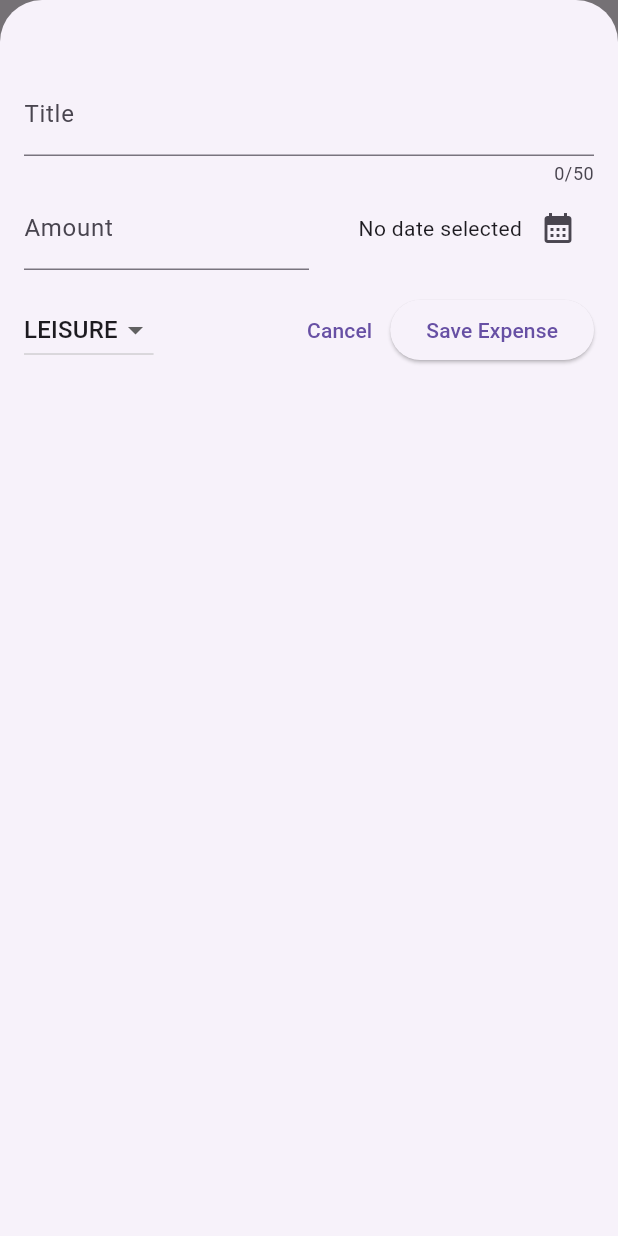
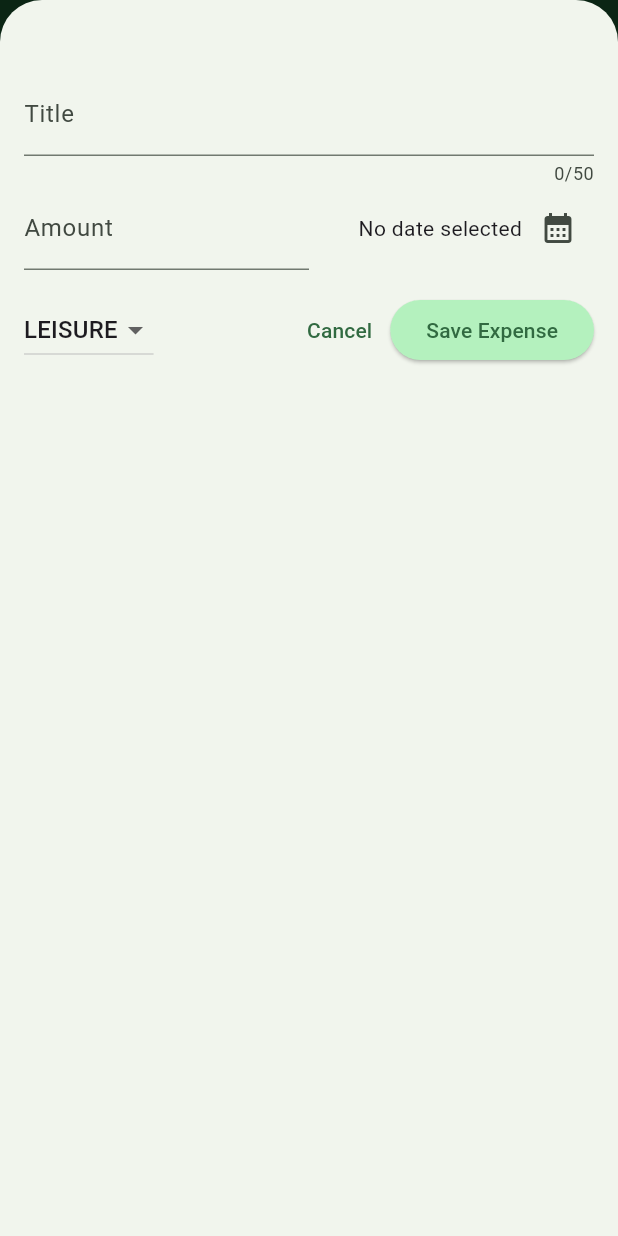
Before and after one commit to Ma7moud-BA/expense_tracker, a Flutter app: the screen it shows after launch, after a tap on the "add" icon, on a phone screen of 412 x 824 dp. Run offline on Flutter 3.47's test engine with Material 3 defaults, Android fonts, the phone set to English and light mode, and no system bars.

Commit message:
theming, dismissing items from a list by swiping

```diff
--- a/lib/main.dart
+++ b/lib/main.dart
@@ -1,9 +1,59 @@
 import 'package:flutter/material.dart';
 import 'package:expense_tracker/widgets/expenses.dart';
+
+var KColorScheme = ColorScheme.fromSeed(
+  seedColor: const Color.fromRGBO(80, 200, 120, 1),
+);
+
+var KDarkColorScheme = ColorScheme.fromSeed(
+  brightness: Brightness.dark, // fromSeed generates shades for light mode
+  seedColor: const Color.fromRGBO(21, 71, 52, 1),
+);
 
 void main() {
   runApp(
     MaterialApp(
+      theme: ThemeData().copyWith(
+        colorScheme: KColorScheme,
+        appBarTheme: const AppBarTheme().copyWith(
+          backgroundColor: KColorScheme.onPrimaryContainer,
+          foregroundColor: KColorScheme.primaryContainer,
+        ),
+        cardTheme: const CardTheme().copyWith(
+          color: KColorScheme.secondaryContainer,
+          margin: const EdgeInsets.symmetric(horizontal: 16, vertical: 8),
+        ),
+        elevatedButtonTheme: ElevatedButtonThemeData(
+          style: ElevatedButton.styleFrom(
+              backgroundColor: KColorScheme.primaryContainer),
+        ),
+        textTheme: ThemeData().textTheme.copyWith(
+              titleLarge: TextStyle(
+                  fontWeight: FontWeight.bold,
+                  color: KColorScheme.onSecondaryContainer,
+                  fontSize: 14),
+            ),
+      ),
+      darkTheme: ThemeData.dark().copyWith(
+        colorScheme: KDarkColorScheme,
+        cardTheme: const CardTheme().copyWith(
+          color: KDarkColorScheme.secondaryContainer,
+          margin: const EdgeInsets.symmetric(horizontal: 16, vertical: 8),
+        ),
+        elevatedButtonTheme: ElevatedButtonThemeData(
+          style: ElevatedButton.styleFrom(
+            backgroundColor: KDarkColorScheme.primaryContainer,
+            foregroundColor: KDarkColorScheme.onPrimaryContainer,
+          ),
+        ),
+        textTheme: ThemeData().textTheme.copyWith(
+              titleLarge: TextStyle(
+                  fontWeight: FontWeight.bold,
+                  color: KDarkColorScheme.onSecondaryContainer,
+                  fontSize: 14),
+            ),
+      ),
+      // themeMode:    ThemeMode.system, // this will make the app follow the system theme - but its the default setting
       home: Expenses(),
     ),
   );
--- a/lib/widgets/expenses.dart
+++ b/lib/widgets/expenses.dart
@@ -34,6 +34,29 @@ class _ExpensesState extends State<Expenses> {
     });
   }
 
+  void _removeExpense(Expense expense) {
+    final expenseIndex = _registeredExpenses.indexOf(expense);
+    setState(() {
+      _registeredExpenses.remove(expense);
+    });
+    ScaffoldMessenger.of(context)
+        .clearSnackBars(); // to clear the previous snackbar notification when deleting more than 1 item at once
+    ScaffoldMessenger.of(context).showSnackBar(
+      SnackBar(
+        duration: const Duration(seconds: 3),
+        action: SnackBarAction(
+            label: 'Undo',
+            onPressed: () {
+              setState(() {
+                // this will bring back the removed expense exactly at its previous location
+                _registeredExpenses.insert(expenseIndex, expense);
+              });
+            }),
+        content: const Text('Expense deleted'),
+      ),
+    );
+  }
+
   void _openAddExpenseOverlay() {
     // showModalBottomSheet and other similar functions are built in function by flutter to show some UI like a date picker or dialog
     showModalBottomSheet(
@@ -48,6 +71,16 @@ class _ExpensesState extends State<Expenses> {
 
   @override
   Widget build(context) {
+    Widget mainContent = const Center(
+      child: Text('No expenses found. Start adding some'),
+    );
+    if (_registeredExpenses.isNotEmpty) {
+      mainContent = ExpensesList(
+        expenses: _registeredExpenses,
+        onRemoveExpense: _removeExpense,
+      );
+    }
+
     return Scaffold(
       appBar: AppBar(
         title: const Text("Expenses Tracker"),
@@ -62,7 +95,9 @@ class _ExpensesState extends State<Expenses> {
         children: [
           const Text("The Chart"),
           // whenever there is a column inside another column, flutter will have issues rendering it because it doesn't know how to size the inner column so we should use Expanded widget or other widgets
-          Expanded(child: ExpensesList(expenses: _registeredExpenses))
+          Expanded(
+            child: mainContent,
+          )
         ],
       ),
     );
--- a/lib/widgets/expenses_list/expenses_item.dart
+++ b/lib/widgets/expenses_list/expenses_item.dart
@@ -12,8 +12,14 @@ class ExpensesItem extends StatelessWidget {
         child: Padding(
       padding: const EdgeInsets.symmetric(vertical: 16, horizontal: 20),
       child: Column(
+        crossAxisAlignment: CrossAxisAlignment.start,
         children: [
-          Text(expense.title),
+          Text(
+            expense.title,
+            style: Theme.of(context)
+                .textTheme
+                .titleLarge, // this will inherit the titleLarge custom made theme in the MaterialApp widget
+          ),
           const SizedBox(
             height: 4,
           ),
--- a/lib/widgets/expenses_list/expenses_list.dart
+++ b/lib/widgets/expenses_list/expenses_list.dart
@@ -3,15 +3,29 @@ import 'package:expense_tracker/widgets/expenses_list/expenses_item.dart';
 import 'package:flutter/material.dart';
 
 class ExpensesList extends StatelessWidget {
-  const ExpensesList({super.key, required this.expenses});
+  const ExpensesList(
+      {super.key, required this.expenses, required this.onRemoveExpense});
   final List<Expense> expenses;
+  final void Function(Expense expense) onRemoveExpense;
   @override
   Widget build(BuildContext context) {
     //  when having a list with unknown length its not ideal to use column
     // the ListView.builder constructor tells flutter to only build/create the items only when they are visible
 
     return ListView.builder(
+        //the Dismissible widget allows the data inside of it to be removed, but it won't delete it from the list by its own
+        // so it just gives a swiping effect, so we should add the onDismissed parameter
         itemCount: expenses.length,
-        itemBuilder: (ctx, index) => ExpensesItem(expenses[index]));
+        itemBuilder: (ctx, index) => Dismissible(
+            background: Container(
+              color: Theme.of(context).colorScheme.error.withOpacity(.75),
+              margin: Theme.of(context).cardTheme.margin,
+              // we can set the margin manually but if we change the original one this won't affect this one and it won't look good
+            ),
+            onDismissed: (direction) {
+              onRemoveExpense(expenses[index]);
+            },
+            key: ValueKey(expenses[index]),
+            child: ExpensesItem(expenses[index])));
   }
 }
```
